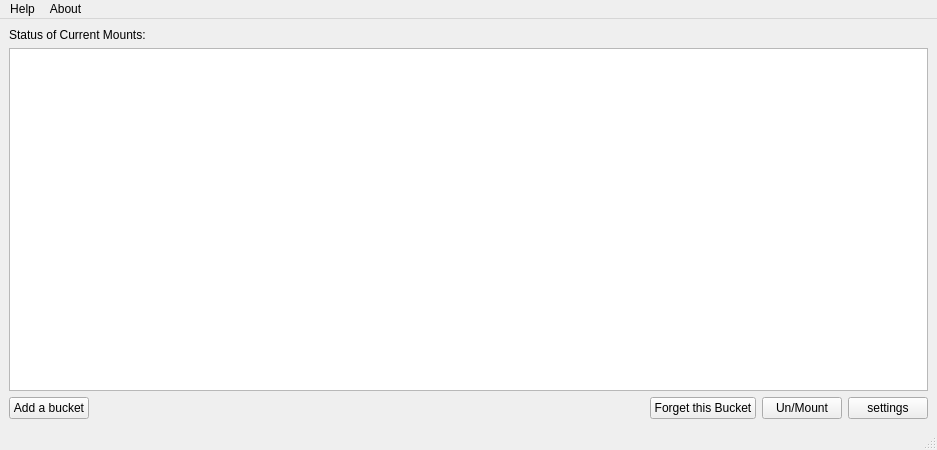
This is src/mainwindow_redo.ui in Seagate/cloudfuse-gui as Qt 5 draws it before an edit. The edited form follows.
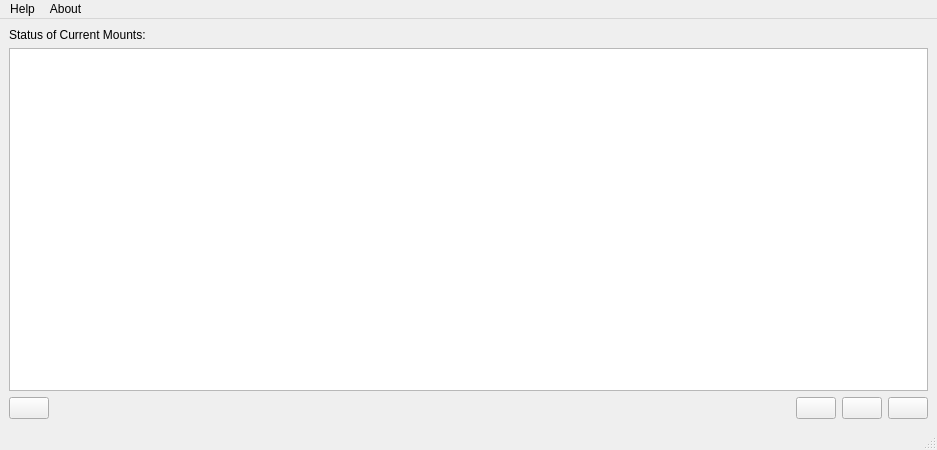
This is the edited form.

```diff
--- a/src/mainwindow_redo.ui
+++ b/src/mainwindow_redo.ui
@@ -39,7 +39,7 @@
         <item>
          <widget class="QPushButton" name="pushButton_newMount">
           <property name="text">
-           <string>Add a bucket</string>
+           <string/>
           </property>
          </widget>
         </item>
@@ -59,21 +59,21 @@
         <item>
          <widget class="QPushButton" name="pushButton_forget">
           <property name="text">
-           <string>Forget this Bucket</string>
+           <string/>
           </property>
          </widget>
         </item>
         <item>
          <widget class="QPushButton" name="pushButton_mountbuttton">
           <property name="text">
-           <string>Un/Mount</string>
+           <string/>
           </property>
          </widget>
         </item>
         <item>
          <widget class="QPushButton" name="pushButton_settings">
           <property name="text">
-           <string>settings</string>
+           <string/>
           </property>
           <property name="iconSize">
            <size>
```
